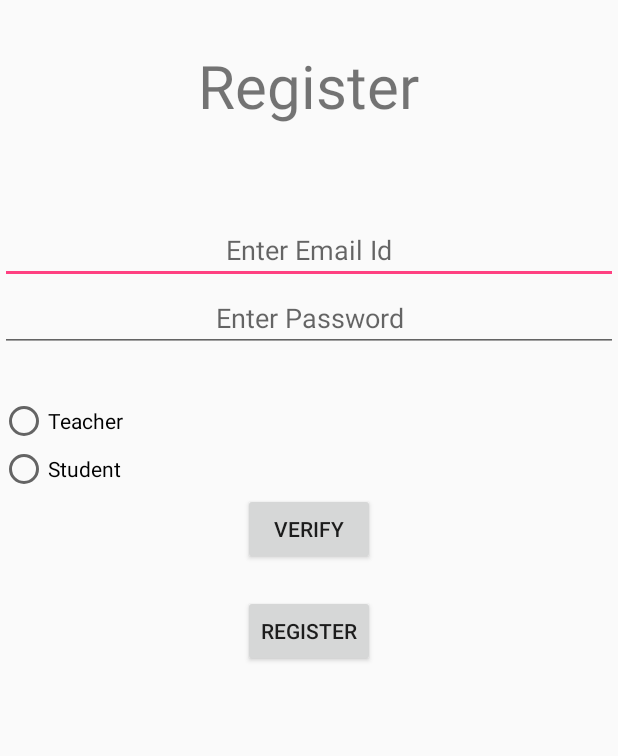
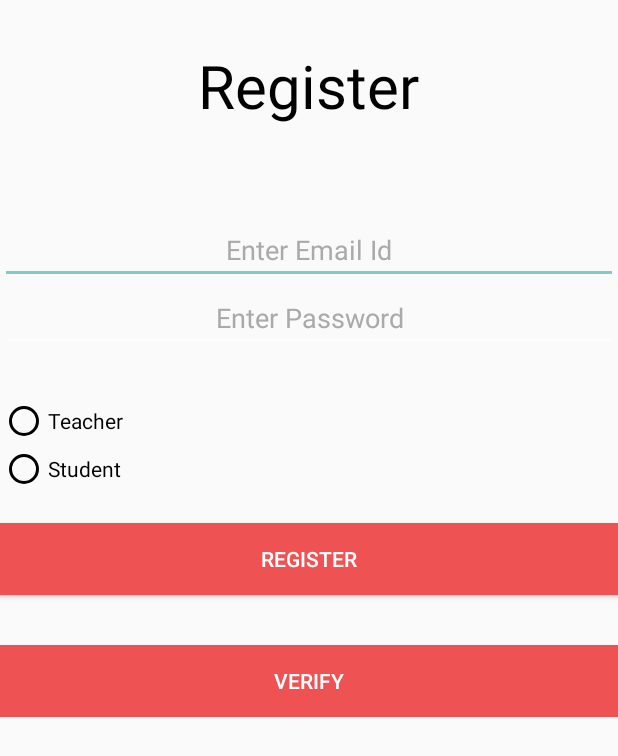
Before and after one commit to MrLango/Paathshala, an Android app: the Register screen opened directly, with no data from a screen before it, on a phone screen of 412 x 824 dp. Shown: the top 756 px of the screen. Run offline under Robolectric (Android 15) with nearby library versions, the phone set to English and light mode, and no system bars; our stand-ins replace Firebase (no records; nobody signed in at launch, a user with empty details on screens opened directly).

Commit message:
orientation lock and register UI updated

```diff
--- a/app/src/main/res/layout/activity_register.xml
+++ b/app/src/main/res/layout/activity_register.xml
@@ -4,6 +4,7 @@
     xmlns:tools="http://schemas.android.com/tools"
     android:layout_width="match_parent"
     android:layout_height="match_parent"
+    android:theme="@android:style/Theme.Material.Wallpaper.NoTitleBar"
     tools:context="lango.mr.paathshala.Register">
     <TextView
         android:layout_width="wrap_content"
@@ -13,6 +14,7 @@
         android:textSize="40sp"
         android:id="@+id/textView"
         android:layout_marginBottom="60dp"
+        android:textColor="#000"
         android:layout_marginTop="30dp"/>
 
     <LinearLayout
@@ -31,6 +33,8 @@
             android:hint="Enter Email Id"
             android:gravity="center_horizontal"
             android:inputType="textEmailAddress"
+            android:textColor="#000"
+            android:textColorHint="#AAA"
             />
 
         <EditText
@@ -41,6 +45,8 @@
             android:gravity="center_horizontal"
             android:hint="Enter Password"
             android:inputType="textPassword"
+            android:textColor="#000"
+            android:textColorHint="#AAA"
             />
 
         <RadioGroup
@@ -57,6 +63,8 @@
                 android:layout_height="wrap_content"
                 android:layout_weight="1"
                 android:text="Teacher"
+                android:textColor="#000"
+                android:buttonTint="#000"
                 app:layout_constraintBottom_toTopOf="@+id/register"
                 app:layout_constraintEnd_toStartOf="@+id/StudentRegister"
                 app:layout_constraintHorizontal_bias="0.202"
@@ -69,28 +77,35 @@
                 android:layout_height="wrap_content"
                 android:layout_weight="1"
                 android:text="Student"
+                android:textColor="#000"
+                android:buttonTint="#000"
                 app:layout_constraintBottom_toTopOf="@+id/register"
                 app:layout_constraintEnd_toEndOf="parent"
                 app:layout_constraintTop_toBottomOf="@+id/linearLayout" />
         </RadioGroup>
 
-    </LinearLayout>
 
         <Button
             android:id="@+id/register"
-        android:layout_width="wrap_content"
+            android:layout_width="match_parent"
             android:layout_height="wrap_content"
             android:layout_below="@+id/Verify"
-
+            android:layout_marginBottom="33dp"
+            android:background="#ee5253"
             android:layout_centerHorizontal="true"
             android:layout_marginTop="20dp"
             android:text="Register" />
         <Button
             android:id="@+id/Verify"
-        android:layout_width="wrap_content"
+            android:layout_width="match_parent"
             android:layout_height="wrap_content"
+
+            android:background="#ee5253"
             android:layout_below="@+id/linearLayout"
             android:layout_centerHorizontal="true"
             android:text="Verify"/>
+    </LinearLayout>
+
+
 
 </RelativeLayout>
```
Also changed, not shown: app/src/main/AndroidManifest.xml (+4 -4 lines). Lines whose indentation alone changed are shown as unchanged.
